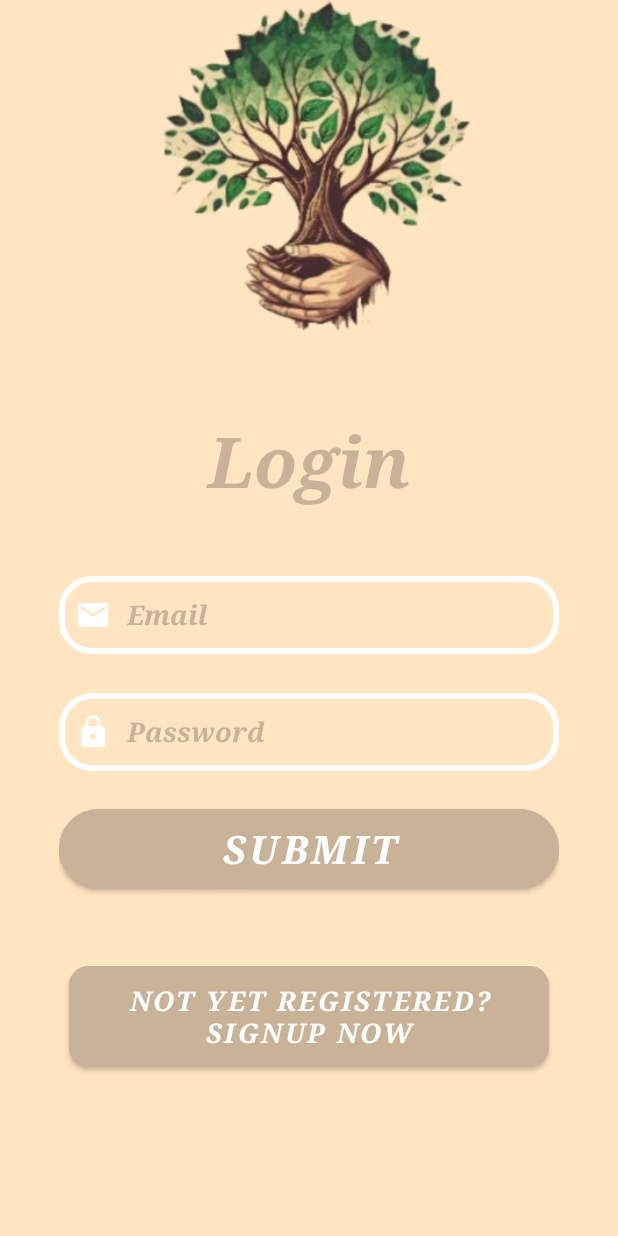
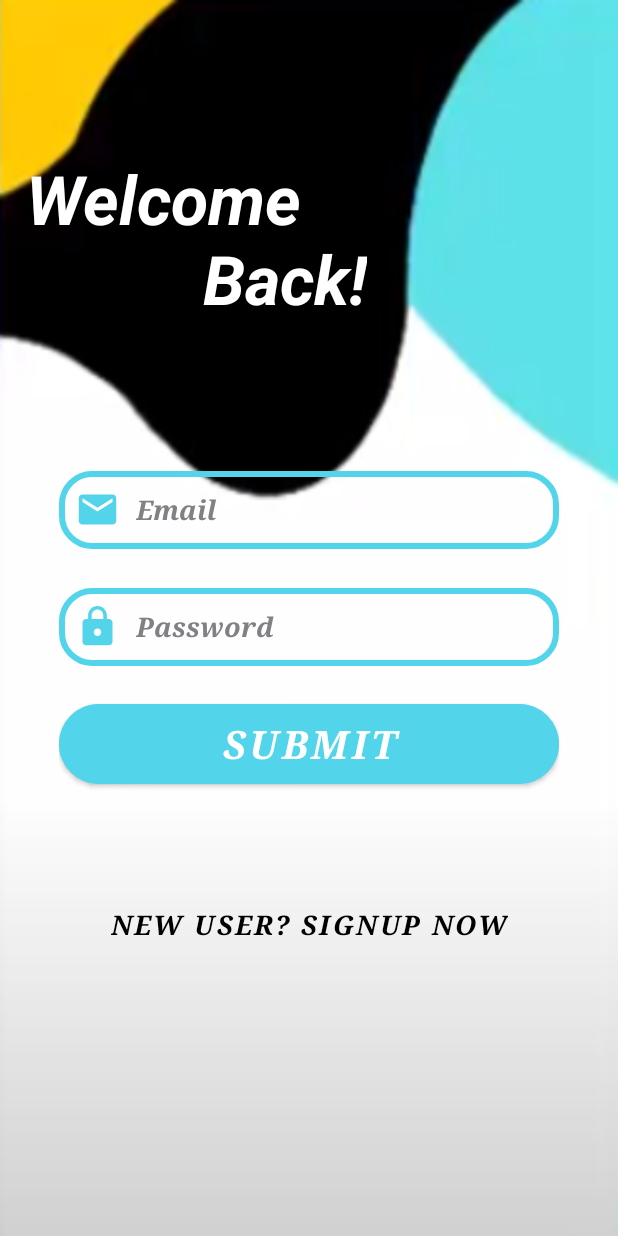
Before and after one commit to Hanan-Elsayed/Can-You..-, an Android app: the LoginActivity screen opened directly, with no data from a screen before it, on a phone screen of 412 x 824 dp. Run offline under Robolectric (Android 15) with nearby library versions, the phone set to English and light mode, and no system bars; our stand-ins replace sdp/ssp sizes.

Commit message:
Re-design Login Activity

```diff
--- /dev/null
+++ b/app/src/main/res/drawable/custom_login_edittext.xml
@@ -0,0 +1,10 @@
+<?xml version="1.0" encoding="utf-8"?>
+<shape xmlns:android="http://schemas.android.com/apk/res/android">
+    android:shape="rectangle">
+    <stroke
+        android:width="4dp"
+        android:color="@color/prim_clr"/>
+    <corners
+        android:radius="20dp"/>
+
+</shape>
--- /dev/null
+++ b/app/src/main/res/drawable/login_email.xml
@@ -0,0 +1,5 @@
+<vector android:height="30dp" android:tint="#52D4EA"
+    android:viewportHeight="24" android:viewportWidth="24"
+    android:width="30dp" xmlns:android="http://schemas.android.com/apk/res/android">
+    <path android:fillColor="@android:color/white" android:pathData="M20,4L4,4c-1.1,0 -1.99,0.9 -1.99,2L2,18c0,1.1 0.9,2 2,2h16c1.1,0 2,-0.9 2,-2L22,6c0,-1.1 -0.9,-2 -2,-2zM20,8l-8,5 -8,-5L4,6l8,5 8,-5v2z"/>
+</vector>
--- /dev/null
+++ b/app/src/main/res/drawable/login_lock.xml
@@ -0,0 +1,5 @@
+<vector android:height="30dp" android:tint="#52D4EA"
+    android:viewportHeight="24" android:viewportWidth="24"
+    android:width="30dp" xmlns:android="http://schemas.android.com/apk/res/android">
+    <path android:fillColor="@android:color/white" android:pathData="M18,8h-1L17,6c0,-2.76 -2.24,-5 -5,-5S7,3.24 7,6v2L6,8c-1.1,0 -2,0.9 -2,2v10c0,1.1 0.9,2 2,2h12c1.1,0 2,-0.9 2,-2L20,10c0,-1.1 -0.9,-2 -2,-2zM12,17c-1.1,0 -2,-0.9 -2,-2s0.9,-2 2,-2 2,0.9 2,2 -0.9,2 -2,2zM15.1,8L8.9,8L8.9,6c0,-1.71 1.39,-3.1 3.1,-3.1 1.71,0 3.1,1.39 3.1,3.1v2z"/>
+</vector>
--- a/app/src/main/res/layout/activity_login.xml
+++ b/app/src/main/res/layout/activity_login.xml
@@ -1,42 +1,50 @@
 <?xml version="1.0" encoding="utf-8"?>
-<LinearLayout xmlns:android="http://schemas.android.com/apk/res/android"
+<androidx.constraintlayout.widget.ConstraintLayout
+    xmlns:android="http://schemas.android.com/apk/res/android"
     xmlns:app="http://schemas.android.com/apk/res-auto"
     xmlns:tools="http://schemas.android.com/tools"
     android:layout_width="match_parent"
     android:layout_height="match_parent"
     android:background="@drawable/loginbkg"
-    android:gravity="center"
-    android:orientation="vertical"
+
     tools:context=".LoginActivity">
+    <TextView
+        android:id="@+id/login_title_TV"
+        android:layout_width="wrap_content"
+        android:layout_height="wrap_content"
+        android:padding="@dimen/_10sdp"
+        android:text="@string/login_title"
+        android:textColor="@color/white"
+        android:textSize="@dimen/_35ssp"
+        android:textStyle="bold|italic"
+        android:layout_marginTop="@dimen/_68sdp"
+        android:layout_marginStart="@dimen/_3sdp"
+        app:layout_constraintStart_toStartOf="parent"
+        app:layout_constraintTop_toTopOf="parent" />
 
 
     <LinearLayout
+        android:id="@+id/login_linear_layout"
         android:layout_width="match_parent"
-        android:layout_height="375dp"
+        android:layout_height="350dp"
         android:layout_gravity="center_horizontal"
         android:layout_marginStart="@dimen/_10sdp"
-        android:layout_marginTop="@dimen/_110sdp"
+        android:layout_marginTop="@dimen/_10sdp"
         android:layout_marginEnd="@dimen/_10sdp"
         android:orientation="vertical"
-        android:padding="@dimen/_20sdp">
+        android:padding="@dimen/_20sdp"
+        app:layout_constraintStart_toStartOf="parent"
+        app:layout_constraintTop_toBottomOf="@id/login_title_TV">
 
-        <TextView
-            android:layout_width="match_parent"
-            android:layout_height="wrap_content"
-            android:fontFamily="serif"
-            android:text="@string/login"
-            android:textAlignment="center"
-            android:textColor="@color/Beige"
-            android:textSize="@dimen/_36ssp"
-            android:textStyle="bold|italic" />
+
 
         <EditText
             android:id="@+id/email"
             android:layout_width="match_parent"
             android:layout_height="@dimen/_40sdp"
             android:layout_marginTop="@dimen/_35sdp"
-            android:background="@drawable/custom_edittext"
-            android:drawableLeft="@drawable/ic_baseline_email_24"
+            android:background="@drawable/custom_login_edittext"
+            android:drawableLeft="@drawable/login_email"
             android:drawablePadding="@dimen/_8sdp"
             android:fontFamily="serif"
             android:hint="@string/email_hint"
@@ -44,7 +52,7 @@
             android:padding="@dimen/_8sdp"
             android:textColor="@color/black"
             android:textColorHighlight="@color/cardview_light_background"
-            android:textColorHint="@color/Beige"
+            android:textColorHint="@color/gray"
             android:textStyle="bold|italic" />
 
         <EditText
@@ -52,8 +60,8 @@
             android:layout_width="match_parent"
             android:layout_height="@dimen/_40sdp"
             android:layout_marginTop="@dimen/_20sdp"
-            android:background="@drawable/custom_edittext"
-            android:drawableLeft="@drawable/ic_baseline_lock_24"
+            android:background="@drawable/custom_login_edittext"
+            android:drawableLeft="@drawable/login_lock"
             android:drawablePadding="@dimen/_8sdp"
             android:fontFamily="serif"
             android:hint="@string/pass_hint"
@@ -61,7 +69,7 @@
             android:padding="@dimen/_8sdp"
             android:textColor="@color/black"
             android:textColorHighlight="@color/cardview_light_background"
-            android:textColorHint="@color/Beige"
+            android:textColorHint="@color/gray"
             android:textStyle="bold|italic" />
 
         <Button
@@ -69,7 +77,7 @@
             android:layout_width="match_parent"
             android:layout_height="@dimen/_50sdp"
             android:layout_marginTop="@dimen/_15sdp"
-            android:backgroundTint="@color/Beige"
+            android:backgroundTint="@color/prim_clr"
             android:fontFamily="serif"
             android:text="@string/submit_btn"
             android:textColor="@color/white"
@@ -82,16 +90,16 @@
         android:id="@+id/signupText"
         android:layout_width="wrap_content"
         android:layout_height="wrap_content"
-        android:layout_marginTop="@dimen/_10sdp"
-        android:backgroundTint="@color/Beige"
+        android:background="@android:color/transparent"
         android:fontFamily="serif"
-        android:padding="@dimen/_8sdp"
         android:text="@string/Not_registered"
         android:textAlignment="center"
-        android:textColor="@color/white"
+        android:textColor="@color/black"
         android:textSize="@dimen/_14ssp"
         android:textStyle="bold|italic"
         app:cornerRadius="@dimen/_10sdp"
-
+        app:layout_constraintStart_toStartOf="parent"
+        app:layout_constraintTop_toBottomOf="@id/login_linear_layout"
+        app:layout_constraintEnd_toEndOf="parent"
         />
-</LinearLayout>
+</androidx.constraintlayout.widget.ConstraintLayout>
--- a/app/src/main/res/layout/activity_signup.xml
+++ b/app/src/main/res/layout/activity_signup.xml
@@ -155,7 +155,7 @@
 
         />
 
-     <EditText
+    <EditText
         android:id="@+id/pass"
         android:layout_width="@dimen/_270sdp"
         android:layout_height="@dimen/_30sdp"
--- a/app/src/main/res/values/colors.xml
+++ b/app/src/main/res/values/colors.xml
@@ -7,7 +7,7 @@
     <color name="teal_700">#FF018786</color>
     <color name="black">#FF000000</color>
     <color name="white">#FFFFFFFF</color>
-    <color name="Beige">#C8B398</color>
+    <color name="gray">#818185</color>
     <color name="prim_clr">#52D4EA</color>
     <color name="second_clr">#FFCA03</color>
 
--- a/app/src/main/res/values/strings.xml
+++ b/app/src/main/res/values/strings.xml
@@ -2,11 +2,12 @@
     <string name="app_name">Can You</string>
     //login signup
     <string name="login">Login</string>
-    <string name="Not_registered">Not yet registered? SignUp Now</string>
+    <string name="Not_registered">New User? SignUp Now</string>
     <string name="submit_btn">Submit</string>
     <string name="pass_hint">Password</string>
     <string name="email_hint">Email</string>
     <string name="signup_title">Here\'s Your First Step With Us!</string>
+    <string name="login_title">Welcome\n \t \t \t \t \t \t \t \t Back!</string>
     <string name="gender">Gender</string>
     <string name="male_gender">Male</string>
     <string name="female_gender">Female</string>
```
Also changed, not shown: app/src/main/res/drawable/loginbkg.PNG (added), app/src/main/res/drawable/loginbkg.png (deleted).
